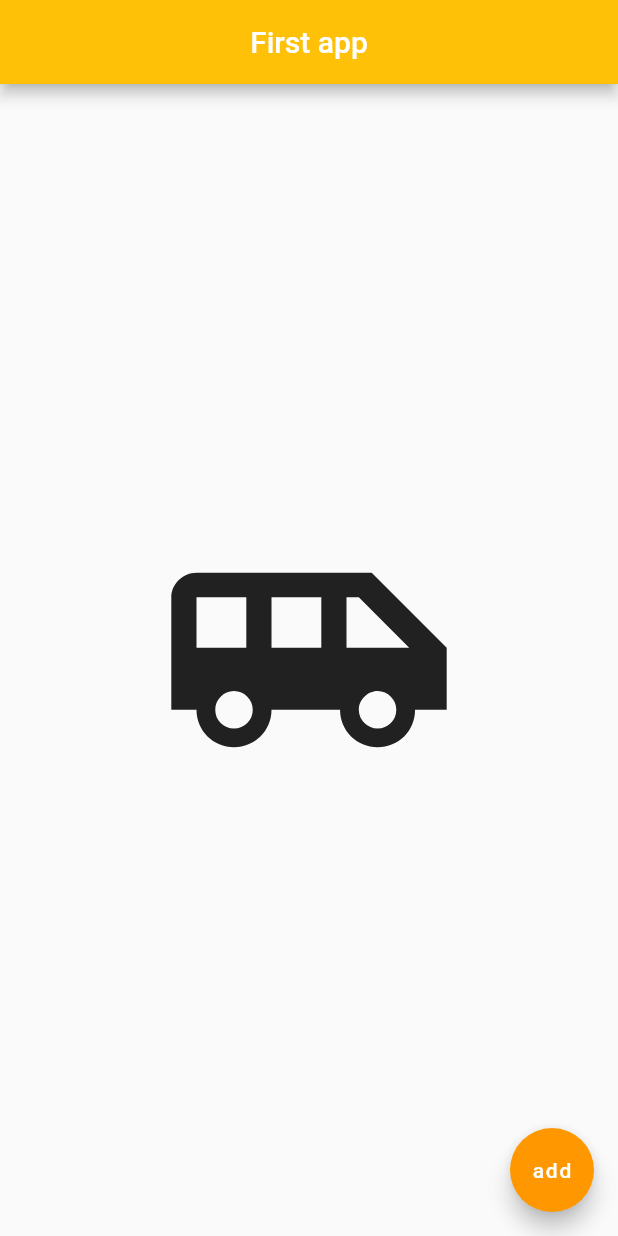
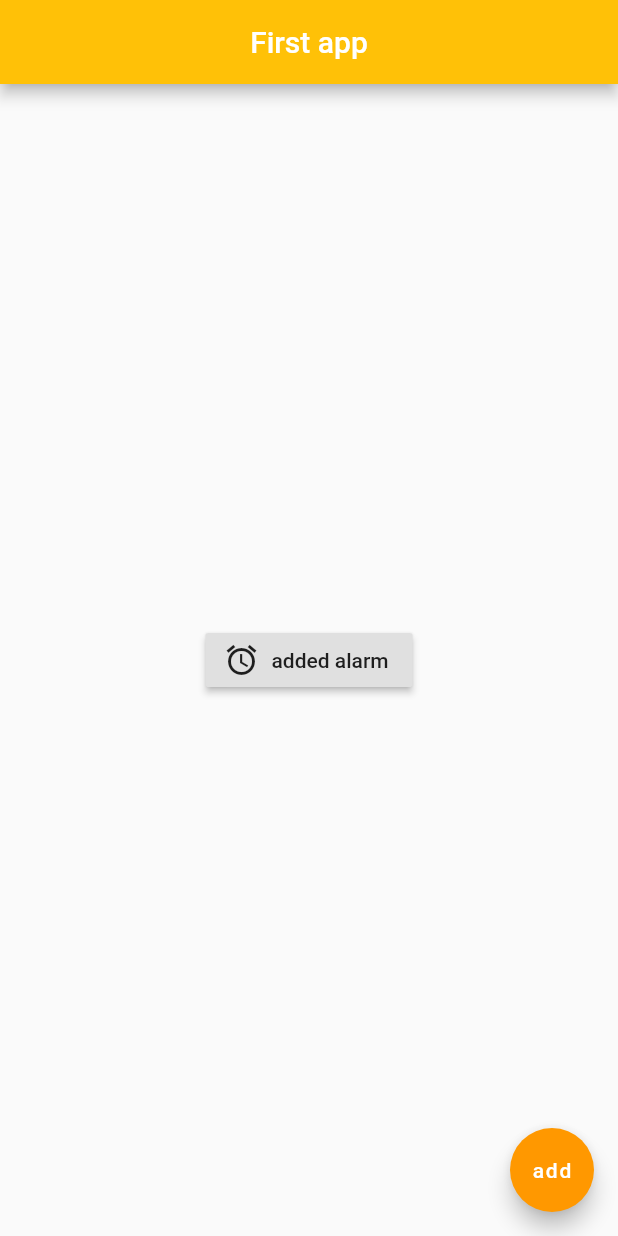
Before and after one commit to tejas-2232/Flutter-GOD, a Flutter app: the screen it shows after launch, on a phone screen of 412 x 824 dp. Run offline on Flutter 3.47's test engine with Material 2 defaults, Android fonts, the phone set to English and light mode, and no system bars.

Commit message:
alarm button added for testing

```diff
--- a/lib/main.dart
+++ b/lib/main.dart
@@ -12,8 +12,12 @@ class Home extends StatelessWidget {
         backgroundColor: Colors.amber,
       ),
       body: Center(
-        child: Icon(Icons.airport_shuttle, size: 200.0),
-      ),
+          child: RaisedButton.icon(
+              onPressed: () {
+                print("you clicked the alarm button");
+              },
+              icon: Icon(Icons.alarm),
+              label: Text('added alarm'))),
       floatingActionButton: FloatingActionButton(
         onPressed: () {},
         child: Text('add'),
```
